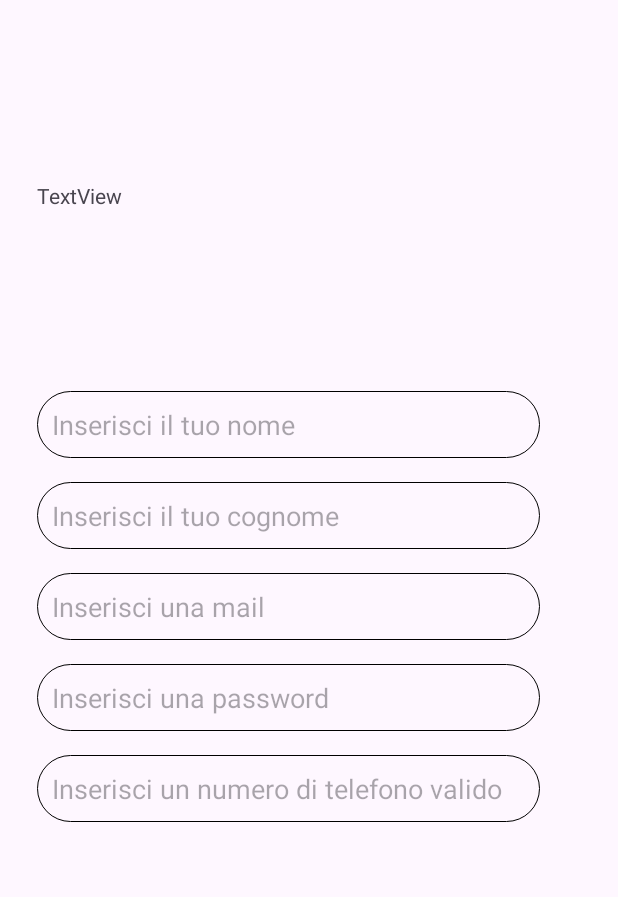
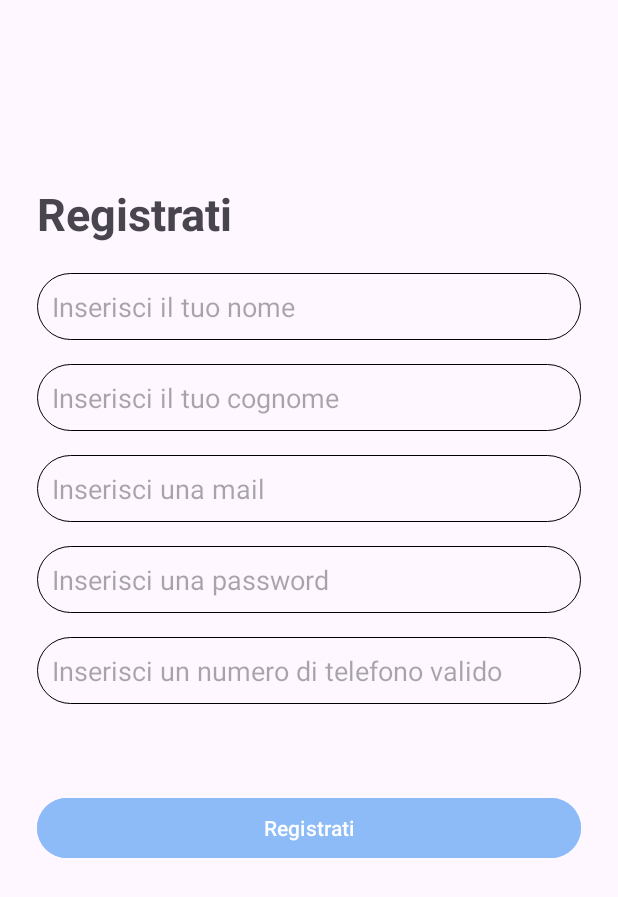
Before and after one commit to giuseppe2028/NewsAppKotlin, an Android app: the layout fragment_register.xml on its own in the app's theme, with its tools: preview values and no code run, on a phone screen of 412 x 824 dp. Shown: the top 897 px of the screen. Run offline under Robolectric (Android 15) with nearby library versions, the phone set to English and light mode, and no system bars.

Commit message:
Registrazione Effettuata

```diff
--- /dev/null
+++ b/app/src/main/java/com/example/newsappkotlin/View/DI/model/UserRegister.kt
@@ -0,0 +1,3 @@
+package com.example.newsappkotlin.View.DI.model
+
+data class UserRegister(val name:String,val username:String, val mail:String,val password:String,val numeroTelefono:Long)
--- a/app/src/main/res/layout/fragment_register.xml
+++ b/app/src/main/res/layout/fragment_register.xml
@@ -23,18 +23,21 @@
         android:layout_height="wrap_content"
         android:orientation="vertical"
         app:layout_constraintEnd_toEndOf="parent"
-        app:layout_constraintGuide_begin="360dp"
+        app:layout_constraintGuide_end="25dp"
         app:layout_constraintStart_toStartOf="parent" />
 
     <TextView
         android:id="@+id/textView"
         android:layout_width="0dp"
         android:layout_height="wrap_content"
-        android:text="TextView"
+        android:text="@string/signupNoU"
+        android:textSize="30dp"
+        android:textStyle="bold"
         app:layout_constraintBottom_toTopOf="@+id/Nome"
         app:layout_constraintEnd_toStartOf="@+id/guideline8"
         app:layout_constraintStart_toStartOf="@+id/guideline7"
-        app:layout_constraintTop_toTopOf="parent" />
+        app:layout_constraintTop_toTopOf="parent"
+        app:layout_constraintVertical_bias="0.86" />
 
     <EditText
         android:id="@+id/Nome"
@@ -51,6 +54,7 @@
         app:layout_constraintEnd_toStartOf="@+id/guideline8"
         app:layout_constraintStart_toStartOf="@+id/guideline7"
         app:layout_constraintTop_toTopOf="parent"
+        app:layout_constraintVertical_bias="0.35000002"
         app:layout_constraintVertical_chainStyle="packed" />
 
     <EditText
@@ -116,4 +120,16 @@
         app:layout_constraintEnd_toStartOf="@+id/guideline8"
         app:layout_constraintStart_toStartOf="@+id/guideline7"
         app:layout_constraintTop_toBottomOf="@+id/Password" />
+
+    <Button
+        android:id="@+id/registrati"
+        android:layout_width="0dp"
+        android:layout_height="wrap_content"
+        android:backgroundTint="@color/colorsBackgroundHome"
+        android:text="@string/signupNoU"
+        app:layout_constraintBottom_toBottomOf="parent"
+        app:layout_constraintEnd_toStartOf="@+id/guideline8"
+        app:layout_constraintStart_toStartOf="@+id/guideline7"
+        app:layout_constraintTop_toBottomOf="@+id/NumTelefono"
+        app:layout_constraintVertical_bias="0.19" />
 </androidx.constraintlayout.widget.ConstraintLayout>
--- a/app/src/main/res/values/strings.xml
+++ b/app/src/main/res/values/strings.xml
@@ -23,4 +23,5 @@
     <string name="InsPass">Inserisci una password</string>
     <string name="InsMail">Inserisci una mail</string>
     <string name="InsNumCell">Inserisci un numero di telefono valido</string>
+    <string name="signupNoU">Registrati</string>
 </resources>
```
Also changed, not shown: app/src/main/java/com/example/newsappkotlin/View/Activities/MainActivity.kt (+10 -1 lines), app/src/main/java/com/example/newsappkotlin/View/DI/Controller/FirebaseController.kt (added, +23 -0 lines), app/src/main/java/com/example/newsappkotlin/View/Fragments/LoginFragment.kt (+11 -0 lines), app/src/main/java/com/example/newsappkotlin/View/Fragments/RegisterFragment.kt (+28 -1 lines).
